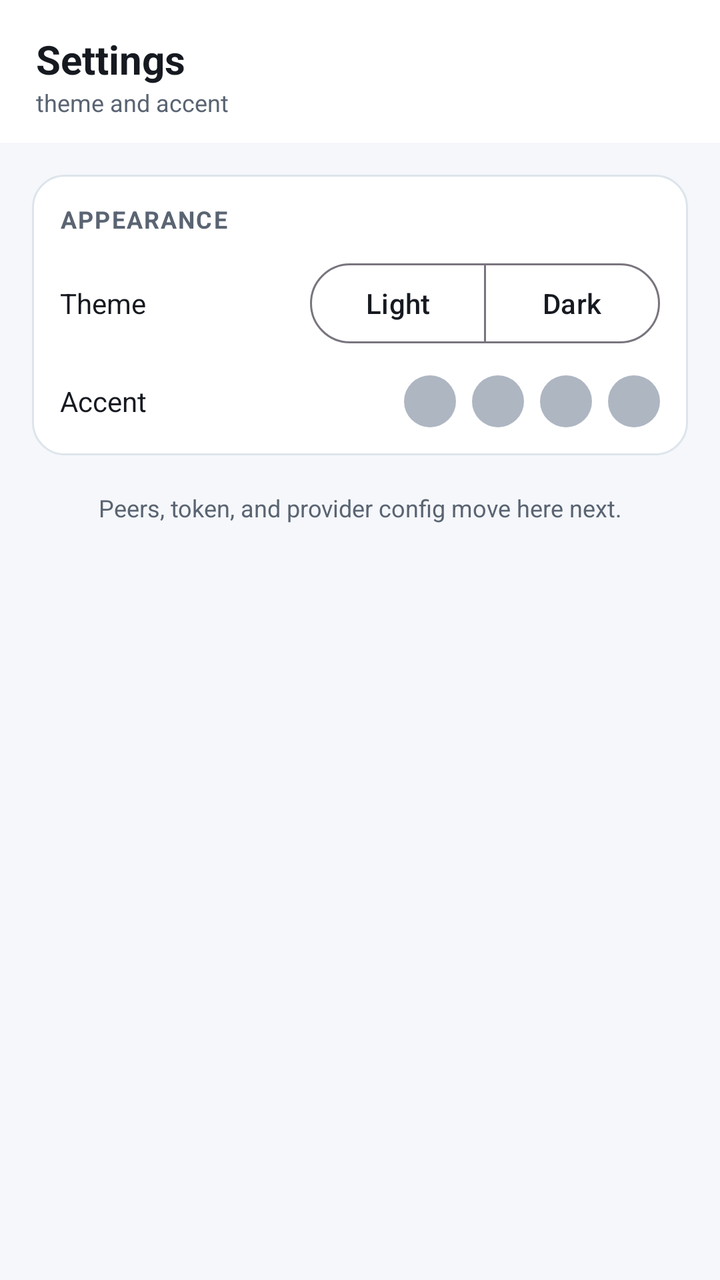
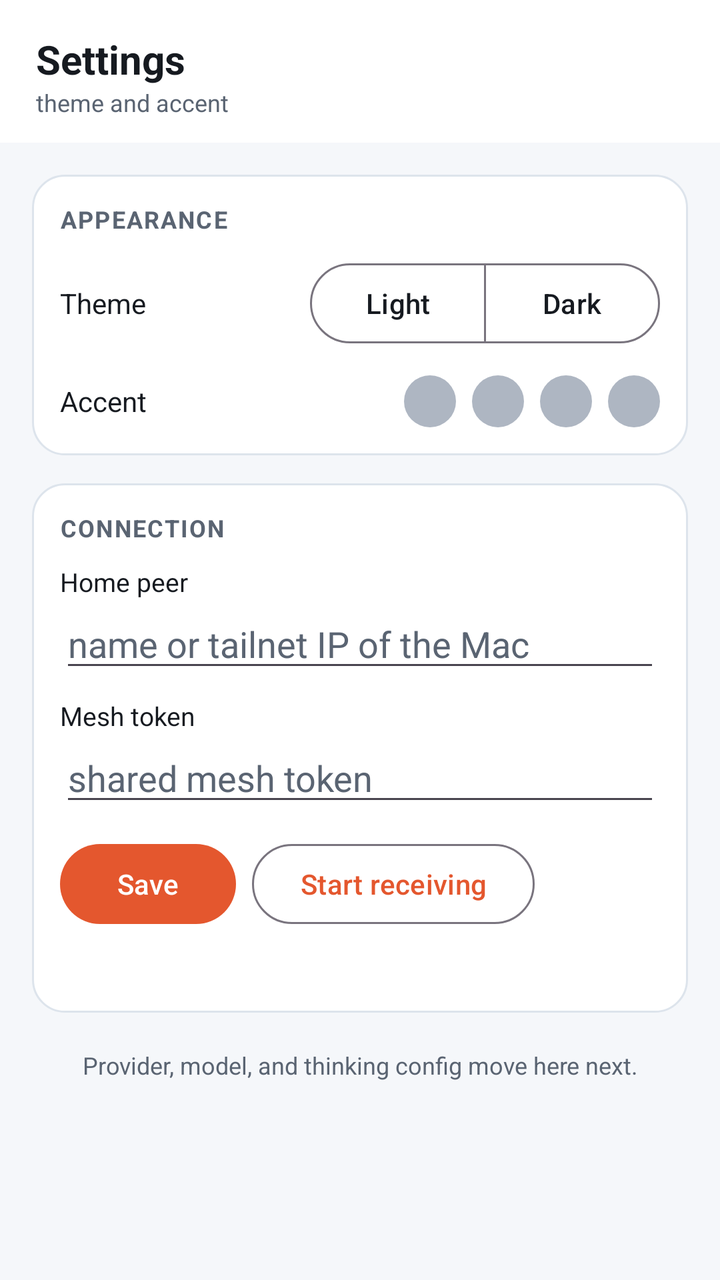

The first picture is an Android layout as it rendered before a commit; the second is the same layout after the commit. The layout source and the unified diff follow.
<!-- AndroidManifest.xml: application theme Theme.Csync -->
<!-- res/layout/page_settings.xml -->
<?xml version="1.0" encoding="utf-8"?>
<LinearLayout xmlns:android="http://schemas.android.com/apk/res/android"
    xmlns:app="http://schemas.android.com/apk/res-auto"
    android:layout_width="match_parent"
    android:layout_height="match_parent"
    android:orientation="vertical"
    android:background="@color/bg">

    
    <LinearLayout
        android:layout_width="match_parent"
        android:layout_height="wrap_content"
        android:orientation="vertical"
        android:paddingLeft="18dp" android:paddingRight="18dp"
        android:paddingTop="16dp" android:paddingBottom="12dp"
        android:background="@color/surface">
        <TextView android:layout_width="wrap_content" android:layout_height="wrap_content"
            android:text="Settings" android:textSize="20sp" android:textStyle="bold" android:textColor="@color/text"/>
        <TextView android:layout_width="wrap_content" android:layout_height="wrap_content"
            android:text="theme and accent" android:textSize="12sp" android:textColor="@color/dim"/>
    </LinearLayout>

    <ScrollView
        android:layout_width="match_parent"
        android:layout_height="0dp"
        android:layout_weight="1">

        <LinearLayout
            android:layout_width="match_parent"
            android:layout_height="wrap_content"
            android:orientation="vertical"
            android:padding="16dp">

            
            <LinearLayout
                android:layout_width="match_parent"
                android:layout_height="wrap_content"
                android:orientation="vertical"
                android:background="@drawable/card_bg"
                android:padding="14dp">
                <TextView android:layout_width="wrap_content" android:layout_height="wrap_content"
                    android:text="APPEARANCE" android:textSize="12sp" android:textStyle="bold"
                    android:textColor="@color/dim" android:letterSpacing="0.06" android:layout_marginBottom="10dp"/>

                
                <LinearLayout android:layout_width="match_parent" android:layout_height="wrap_content"
                    android:orientation="horizontal" android:gravity="center_vertical">
                    <TextView android:layout_width="0dp" android:layout_weight="1" android:layout_height="wrap_content"
                        android:text="Theme" android:textSize="14sp" android:textColor="@color/text"/>
                    <com.google.android.material.button.MaterialButtonToggleGroup
                        android:id="@+id/set_theme_group"
                        android:layout_width="wrap_content" android:layout_height="wrap_content"
                        app:singleSelection="true" app:selectionRequired="true">
                        <com.google.android.material.button.MaterialButton
                            android:id="@+id/set_theme_light"
                            style="@style/Widget.Material3.Button.OutlinedButton"
                            android:layout_width="wrap_content" android:layout_height="wrap_content"
                            android:text="Light"/>
                        <com.google.android.material.button.MaterialButton
                            android:id="@+id/set_theme_dark"
                            style="@style/Widget.Material3.Button.OutlinedButton"
                            android:layout_width="wrap_content" android:layout_height="wrap_content"
                            android:text="Dark"/>
                    </com.google.android.material.button.MaterialButtonToggleGroup>
                </LinearLayout>

                
                <LinearLayout android:layout_width="match_parent" android:layout_height="wrap_content"
                    android:orientation="horizontal" android:gravity="center_vertical"
                    android:layout_marginTop="12dp">
                    <TextView android:layout_width="0dp" android:layout_weight="1" android:layout_height="wrap_content"
                        android:text="Accent" android:textSize="14sp" android:textColor="@color/text"/>
                    <View android:id="@+id/set_accent_coral" android:layout_width="26dp" android:layout_height="26dp"
                        android:layout_marginStart="8dp" android:background="@drawable/dot_circle"/>
                    <View android:id="@+id/set_accent_teal" android:layout_width="26dp" android:layout_height="26dp"
                        android:layout_marginStart="8dp" android:background="@drawable/dot_circle"/>
                    <View android:id="@+id/set_accent_violet" android:layout_width="26dp" android:layout_height="26dp"
                        android:layout_marginStart="8dp" android:background="@drawable/dot_circle"/>
                    <View android:id="@+id/set_accent_rust" android:layout_width="26dp" android:layout_height="26dp"
                        android:layout_marginStart="8dp" android:background="@drawable/dot_circle"/>
                </LinearLayout>
            </LinearLayout>

            <TextView android:layout_width="match_parent" android:layout_height="wrap_content"
                android:text="Peers, token, and provider config move here next."
                android:textSize="12sp" android:textColor="@color/dim"
                android:gravity="center" android:layout_marginTop="18dp"/>

        </LinearLayout>
    </ScrollView>
</LinearLayout>
<!-- resources referenced by this layout -->
<resources>
  <color name="bg">#F5F7FA</color>
  <color name="dim">#5A6472</color>
  <color name="surface">#FFFFFF</color>
  <color name="text">#161A20</color>
  <!-- drawable card_bg (drawable) -->
  <?xml version="1.0" encoding="utf-8"?>
  <shape xmlns:android="http://schemas.android.com/apk/res/android" android:shape="rectangle">
      <solid android:color="@color/surface"/>
      <corners android:radius="16dp"/>
      <stroke android:width="1dp" android:color="@color/border"/>
  </shape>
  <!-- drawable dot_circle (drawable) -->
  <?xml version="1.0" encoding="utf-8"?>
  <shape xmlns:android="http://schemas.android.com/apk/res/android" android:shape="oval">
      <solid android:color="@color/offline"/>
      <size android:width="10dp" android:height="10dp"/>
  </shape>
  <style name="Theme.Csync" parent="Theme.Material3.DayNight.NoActionBar">
          <item name="colorPrimary">@color/coral</item>
          <item name="colorOnPrimary">@color/onAccent</item>
          <item name="android:colorBackground">@color/bg</item>
          <item name="colorSurface">@color/surface</item>
          <item name="colorOnSurface">@color/text</item>
          <item name="colorOnBackground">@color/text</item>
          <item name="android:statusBarColor">@color/bg</item>
          <item name="android:navigationBarColor">@color/surface</item>
          <item name="android:windowLightStatusBar" tools:targetApi="m">true</item>
      </style>
  <color name="border">#DDE4EC</color>
  <color name="offline">#AEB6C2</color>
  <color name="coral">#E4572E</color>
  <color name="onAccent">#FFFFFF</color>
</resources>

<!-- the commit's change to res/layout/page_settings.xml (unified diff, before → after) -->
@@ -81,8 +81,52 @@
                 </LinearLayout>
             </LinearLayout>
 
+            
+            <LinearLayout
+                android:layout_width="match_parent"
+                android:layout_height="wrap_content"
+                android:orientation="vertical"
+                android:background="@drawable/card_bg"
+                android:padding="14dp"
+                android:layout_marginTop="14dp">
+                <TextView android:layout_width="wrap_content" android:layout_height="wrap_content"
+                    android:text="CONNECTION" android:textSize="12sp" android:textStyle="bold"
+                    android:textColor="@color/dim" android:letterSpacing="0.06" android:layout_marginBottom="10dp"/>
+
+                <TextView android:layout_width="wrap_content" android:layout_height="wrap_content"
+                    android:text="Home peer" android:textSize="13sp" android:textColor="@color/text"/>
+                <EditText android:id="@+id/set_home"
+                    android:layout_width="match_parent" android:layout_height="wrap_content"
+                    android:hint="name or tailnet IP of the Mac" android:inputType="text"
+                    android:textColor="@color/text" android:textColorHint="@color/dim"/>
+
+                <TextView android:layout_width="wrap_content" android:layout_height="wrap_content"
+                    android:text="Mesh token" android:textSize="13sp" android:textColor="@color/text"
+                    android:layout_marginTop="8dp"/>
+                <EditText android:id="@+id/set_token"
+                    android:layout_width="match_parent" android:layout_height="wrap_content"
+                    android:hint="shared mesh token" android:inputType="textPassword"
+                    android:textColor="@color/text" android:textColorHint="@color/dim"/>
+
+                <LinearLayout android:layout_width="match_parent" android:layout_height="wrap_content"
+                    android:orientation="horizontal" android:layout_marginTop="10dp">
+                    <com.google.android.material.button.MaterialButton
+                        android:id="@+id/set_save"
+                        android:layout_width="wrap_content" android:layout_height="wrap_content"
+                        android:layout_marginEnd="8dp" android:text="Save"/>
+                    <com.google.android.material.button.MaterialButton
+                        android:id="@+id/set_receiver"
+                        style="@style/Widget.Material3.Button.OutlinedButton"
+                        android:layout_width="wrap_content" android:layout_height="wrap_content"
+                        android:text="Start receiving"/>
+                </LinearLayout>
+                <TextView android:id="@+id/set_conn_status"
+                    android:layout_width="match_parent" android:layout_height="wrap_content"
+                    android:paddingTop="10dp" android:textSize="12sp" android:textColor="@color/dim" android:text=""/>
+            </LinearLayout>
+
             <TextView android:layout_width="match_parent" android:layout_height="wrap_content"
-                android:text="Peers, token, and provider config move here next."
+                android:text="Provider, model, and thinking config move here next."
                 android:textSize="12sp" android:textColor="@color/dim"
                 android:gravity="center" android:layout_marginTop="18dp"/>
 
